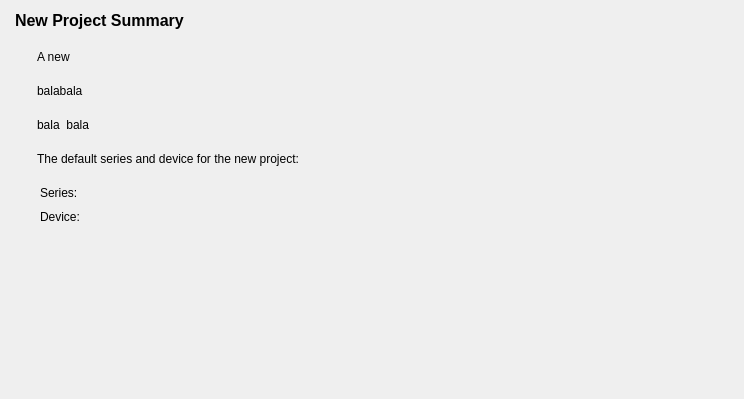
The window that src/NewProject/summary_form.ui (os-fpga/FOEDAG) describes before a commit, drawn with Qt 5; both pictures show x 0 to 744 and y 0 to 399 of the 744 by 598 pixel window.
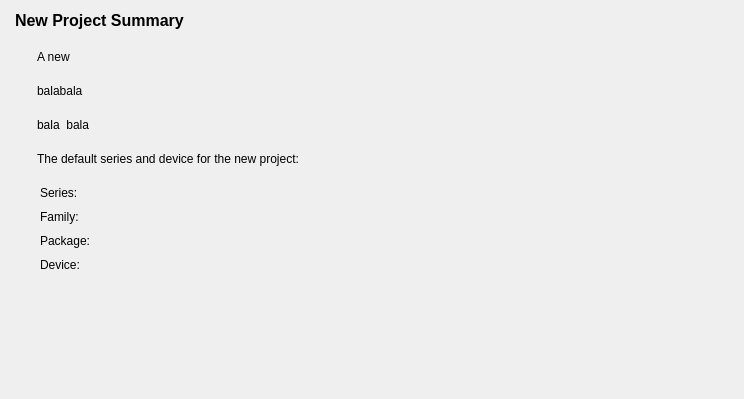
The same window after the commit. Icons and pictures are not drawn.

Patch:
```diff
--- a/src/NewProject/summary_form.ui
+++ b/src/NewProject/summary_form.ui
@@ -164,6 +164,20 @@
        </property>
       </widget>
      </item>
+     <item>
+      <widget class="QLabel" name="m_labelFamily">
+       <property name="text">
+        <string>Family:</string>
+       </property>
+      </widget>
+     </item>
+     <item>
+      <widget class="QLabel" name="m_labePackage">
+       <property name="text">
+        <string>Package:</string>
+       </property>
+      </widget>
+     </item>
      <item>
       <widget class="QLabel" name="m_labelDevice">
        <property name="text">
```
